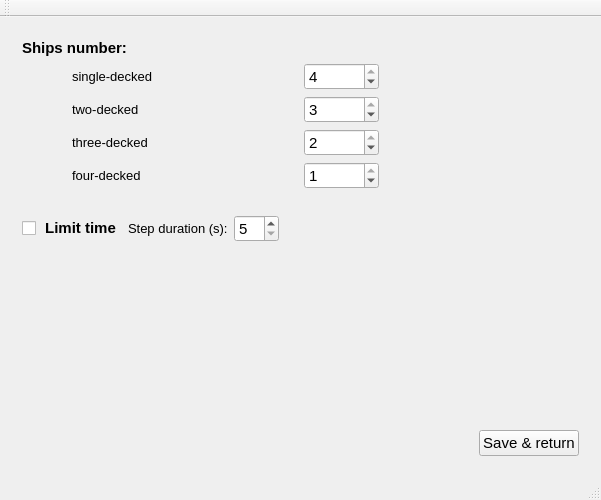
Old version of the form mainwindow.ui in the repository AndLvovSky/battleship-game.
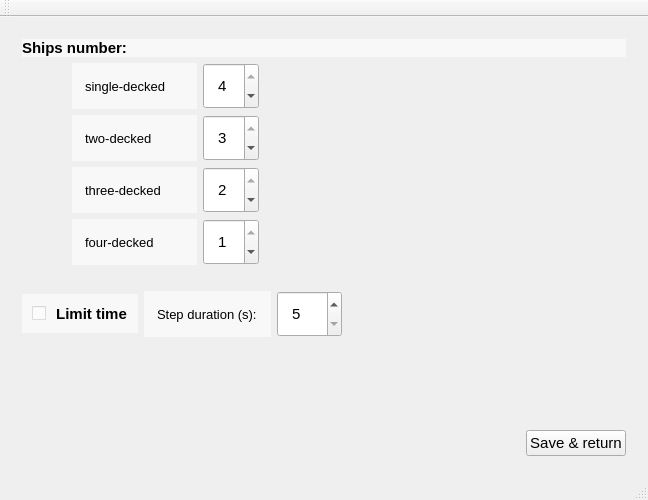
New version of the form. The open tabs and pages were chosen to show the change.

Commit message: Modified design, resolved problems with .gitignore

The edit to the form file:
```diff
--- a/mainwindow.ui
+++ b/mainwindow.ui
@@ -6,7 +6,7 @@
    <rect>
     <x>0</x>
     <y>0</y>
-    <width>600</width>
+    <width>648</width>
     <height>500</height>
    </rect>
   </property>
@@ -627,6 +627,9 @@
             <bold>true</bold>
            </font>
           </property>
+          <property name="styleSheet">
+           <string notr="true">background: rgba(255, 255, 255, 150)</string>
+          </property>
           <property name="text">
            <string>Ships number:</string>
           </property>
@@ -638,21 +641,45 @@
            <number>50</number>
           </property>
           <property name="rightMargin">
-           <number>200</number>
+           <number>0</number>
           </property>
           <item>
-           <layout class="QHBoxLayout" name="horizontalLayout_3" stretch="3,1">
+           <layout class="QHBoxLayout" name="horizontalLayout_3" stretch="3,1,0">
             <property name="sizeConstraint">
              <enum>QLayout::SetDefaultConstraint</enum>
             </property>
             <item>
              <widget class="QLabel" name="label_2">
+              <property name="enabled">
+               <bool>true</bool>
+              </property>
+              <property name="sizePolicy">
+               <sizepolicy hsizetype="Minimum" vsizetype="Preferred">
+                <horstretch>0</horstretch>
+                <verstretch>0</verstretch>
+               </sizepolicy>
+              </property>
+              <property name="maximumSize">
+               <size>
+                <width>125</width>
+                <height>16777215</height>
+               </size>
+              </property>
+              <property name="baseSize">
+               <size>
+                <width>0</width>
+                <height>0</height>
+               </size>
+              </property>
               <property name="font">
                <font>
                 <family>Arial</family>
                 <pointsize>10</pointsize>
                </font>
               </property>
+              <property name="styleSheet">
+               <string notr="true">background: rgba(255, 255, 255, 150); padding: 10px</string>
+              </property>
               <property name="text">
                <string>single-decked </string>
               </property>
@@ -660,11 +687,20 @@
             </item>
             <item>
              <widget class="QSpinBox" name="d1SpinBox">
+              <property name="sizePolicy">
+               <sizepolicy hsizetype="Fixed" vsizetype="Fixed">
+                <horstretch>0</horstretch>
+                <verstretch>0</verstretch>
+               </sizepolicy>
+              </property>
               <property name="font">
                <font>
                 <pointsize>11</pointsize>
                </font>
               </property>
+              <property name="styleSheet">
+               <string notr="true">padding: 10px</string>
+              </property>
               <property name="minimum">
                <number>1</number>
               </property>
@@ -676,21 +712,49 @@
               </property>
              </widget>
             </item>
+            <item>
+             <spacer name="horizontalSpacer_12">
+              <property name="orientation">
+               <enum>Qt::Horizontal</enum>
+              </property>
+              <property name="sizeHint" stdset="0">
+               <size>
+                <width>40</width>
+                <height>20</height>
+               </size>
+              </property>
+             </spacer>
+            </item>
            </layout>
           </item>
           <item>
-           <layout class="QHBoxLayout" name="horizontalLayout_4" stretch="3,1">
+           <layout class="QHBoxLayout" name="horizontalLayout_4" stretch="3,1,0">
             <property name="sizeConstraint">
              <enum>QLayout::SetDefaultConstraint</enum>
             </property>
             <item>
              <widget class="QLabel" name="label_3">
+              <property name="sizePolicy">
+               <sizepolicy hsizetype="Minimum" vsizetype="Preferred">
+                <horstretch>0</horstretch>
+                <verstretch>0</verstretch>
+               </sizepolicy>
+              </property>
+              <property name="maximumSize">
+               <size>
+                <width>125</width>
+                <height>16777215</height>
+               </size>
+              </property>
               <property name="font">
                <font>
                 <family>Arial</family>
                 <pointsize>10</pointsize>
                </font>
               </property>
+              <property name="styleSheet">
+               <string notr="true">background: rgba(255, 255, 255, 150); padding: 10px</string>
+              </property>
               <property name="text">
                <string>two-decked </string>
               </property>
@@ -698,11 +762,20 @@
             </item>
             <item>
              <widget class="QSpinBox" name="d2SpinBox">
+              <property name="sizePolicy">
+               <sizepolicy hsizetype="Fixed" vsizetype="Fixed">
+                <horstretch>0</horstretch>
+                <verstretch>0</verstretch>
+               </sizepolicy>
+              </property>
               <property name="font">
                <font>
                 <pointsize>11</pointsize>
                </font>
               </property>
+              <property name="styleSheet">
+               <string notr="true">padding: 10px</string>
+              </property>
               <property name="minimum">
                <number>0</number>
               </property>
@@ -714,21 +787,49 @@
               </property>
              </widget>
             </item>
+            <item>
+             <spacer name="horizontalSpacer_13">
+              <property name="orientation">
+               <enum>Qt::Horizontal</enum>
+              </property>
+              <property name="sizeHint" stdset="0">
+               <size>
+                <width>40</width>
+                <height>20</height>
+               </size>
+              </property>
+             </spacer>
+            </item>
            </layout>
           </item>
           <item>
-           <layout class="QHBoxLayout" name="horizontalLayout_5" stretch="3,1">
+           <layout class="QHBoxLayout" name="horizontalLayout_5" stretch="3,1,0">
             <property name="sizeConstraint">
              <enum>QLayout::SetDefaultConstraint</enum>
             </property>
             <item>
              <widget class="QLabel" name="label_4">
+              <property name="sizePolicy">
+               <sizepolicy hsizetype="Minimum" vsizetype="Preferred">
+                <horstretch>0</horstretch>
+                <verstretch>0</verstretch>
+               </sizepolicy>
+              </property>
+              <property name="maximumSize">
+               <size>
+                <width>125</width>
+                <height>16777215</height>
+               </size>
+              </property>
               <property name="font">
                <font>
                 <family>Arial</family>
                 <pointsize>10</pointsize>
                </font>
               </property>
+              <property name="styleSheet">
+               <string notr="true">background: rgba(255, 255, 255, 150); padding: 10px</string>
+              </property>
               <property name="text">
                <string>three-decked </string>
               </property>
@@ -736,11 +837,20 @@
             </item>
             <item>
              <widget class="QSpinBox" name="d3SpinBox">
+              <property name="sizePolicy">
+               <sizepolicy hsizetype="Fixed" vsizetype="Fixed">
+                <horstretch>0</horstretch>
+                <verstretch>0</verstretch>
+               </sizepolicy>
+              </property>
               <property name="font">
                <font>
                 <pointsize>11</pointsize>
                </font>
               </property>
+              <property name="styleSheet">
+               <string notr="true">padding: 10px</string>
+              </property>
               <property name="minimum">
                <number>0</number>
               </property>
@@ -752,21 +862,49 @@
               </property>
              </widget>
             </item>
+            <item>
+             <spacer name="horizontalSpacer_14">
+              <property name="orientation">
+               <enum>Qt::Horizontal</enum>
+              </property>
+              <property name="sizeHint" stdset="0">
+               <size>
+                <width>40</width>
+                <height>20</height>
+               </size>
+              </property>
+             </spacer>
+            </item>
            </layout>
           </item>
           <item>
-           <layout class="QHBoxLayout" name="horizontalLayout_6" stretch="3,1">
+           <layout class="QHBoxLayout" name="horizontalLayout_6" stretch="3,1,0">
             <property name="sizeConstraint">
              <enum>QLayout::SetDefaultConstraint</enum>
             </property>
             <item>
              <widget class="QLabel" name="label_5">
+              <property name="sizePolicy">
+               <sizepolicy hsizetype="Minimum" vsizetype="Preferred">
+                <horstretch>0</horstretch>
+                <verstretch>0</verstretch>
+               </sizepolicy>
+              </property>
+              <property name="maximumSize">
+               <size>
+                <width>125</width>
+                <height>16777215</height>
+               </size>
+              </property>
               <property name="font">
                <font>
                 <family>Arial</family>
                 <pointsize>10</pointsize>
                </font>
               </property>
+              <property name="styleSheet">
+               <string notr="true">background: rgba(255, 255, 255, 150); padding: 10px</string>
+              </property>
               <property name="text">
                <string>four-decked </string>
               </property>
@@ -774,11 +912,20 @@
             </item>
             <item>
              <widget class="QSpinBox" name="d4SpinBox">
+              <property name="sizePolicy">
+               <sizepolicy hsizetype="Fixed" vsizetype="Fixed">
+                <horstretch>0</horstretch>
+                <verstretch>0</verstretch>
+               </sizepolicy>
+              </property>
               <property name="font">
                <font>
                 <pointsize>11</pointsize>
                </font>
               </property>
+              <property name="styleSheet">
+               <string notr="true">padding: 10px</string>
+              </property>
               <property name="maximum">
                <number>1</number>
               </property>
@@ -787,6 +934,19 @@
               </property>
              </widget>
             </item>
+            <item>
+             <spacer name="horizontalSpacer_15">
+              <property name="orientation">
+               <enum>Qt::Horizontal</enum>
+              </property>
+              <property name="sizeHint" stdset="0">
+               <size>
+                <width>40</width>
+                <height>20</height>
+               </size>
+              </property>
+             </spacer>
+            </item>
            </layout>
           </item>
          </layout>
@@ -808,12 +968,23 @@
          </spacer>
         </item>
         <item>
-         <layout class="QHBoxLayout" name="horizontalLayout_7" stretch="2,2,1">
+         <layout class="QHBoxLayout" name="horizontalLayout_7" stretch="0">
+          <property name="sizeConstraint">
+           <enum>QLayout::SetDefaultConstraint</enum>
+          </property>
           <property name="rightMargin">
-           <number>300</number>
+           <number>0</number>
           </property>
+          <item>
+           <layout class="QHBoxLayout" name="horizontalLayout_14">
           <item>
            <widget class="QCheckBox" name="limitCheckBox">
+              <property name="sizePolicy">
+               <sizepolicy hsizetype="Maximum" vsizetype="Fixed">
+                <horstretch>0</horstretch>
+                <verstretch>0</verstretch>
+               </sizepolicy>
+              </property>
             <property name="font">
              <font>
               <family>Arial</family>
@@ -822,6 +993,9 @@
               <bold>true</bold>
              </font>
             </property>
+              <property name="styleSheet">
+               <string notr="true">background: rgba(255, 255, 255, 150); padding: 10px</string>
+              </property>
             <property name="text">
              <string> Limit time</string>
             </property>
@@ -829,6 +1003,12 @@
           </item>
           <item>
            <widget class="QLabel" name="label_6">
+              <property name="sizePolicy">
+               <sizepolicy hsizetype="Maximum" vsizetype="Preferred">
+                <horstretch>0</horstretch>
+                <verstretch>0</verstretch>
+               </sizepolicy>
+              </property>
             <property name="font">
              <font>
               <family>Arial</family>
@@ -837,6 +1017,9 @@
               <bold>false</bold>
              </font>
             </property>
+              <property name="styleSheet">
+               <string notr="true">background: rgba(255, 255, 255, 150); padding: 10px</string>
+              </property>
             <property name="text">
              <string>Step duration (s):</string>
             </property>
@@ -844,11 +1027,20 @@
           </item>
           <item>
            <widget class="QSpinBox" name="durationSpinBox">
+              <property name="sizePolicy">
+               <sizepolicy hsizetype="Fixed" vsizetype="Fixed">
+                <horstretch>0</horstretch>
+                <verstretch>0</verstretch>
+               </sizepolicy>
+              </property>
             <property name="font">
              <font>
               <pointsize>11</pointsize>
              </font>
             </property>
+              <property name="styleSheet">
+               <string notr="true">padding: 10px</string>
+              </property>
             <property name="minimum">
              <number>5</number>
             </property>
@@ -860,6 +1052,21 @@
             </property>
            </widget>
           </item>
+            <item>
+             <spacer name="horizontalSpacer_16">
+              <property name="orientation">
+               <enum>Qt::Horizontal</enum>
+              </property>
+              <property name="sizeHint" stdset="0">
+               <size>
+                <width>40</width>
+                <height>20</height>
+               </size>
+              </property>
+             </spacer>
+            </item>
+           </layout>
+          </item>
          </layout>
         </item>
         <item>
```
Left out of the diff: 59 changed lines with no effect on the pictures. Lines whose indentation alone changed are shown as unchanged. The commit also changes 5 other files.
